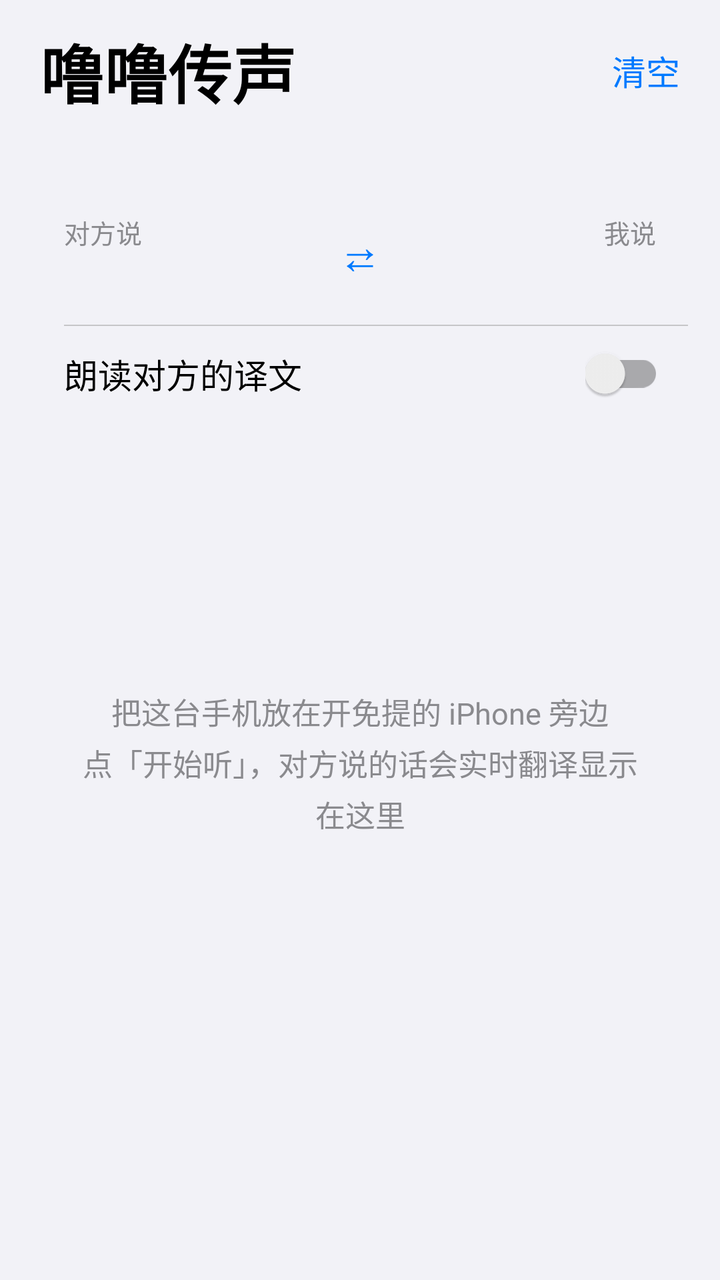
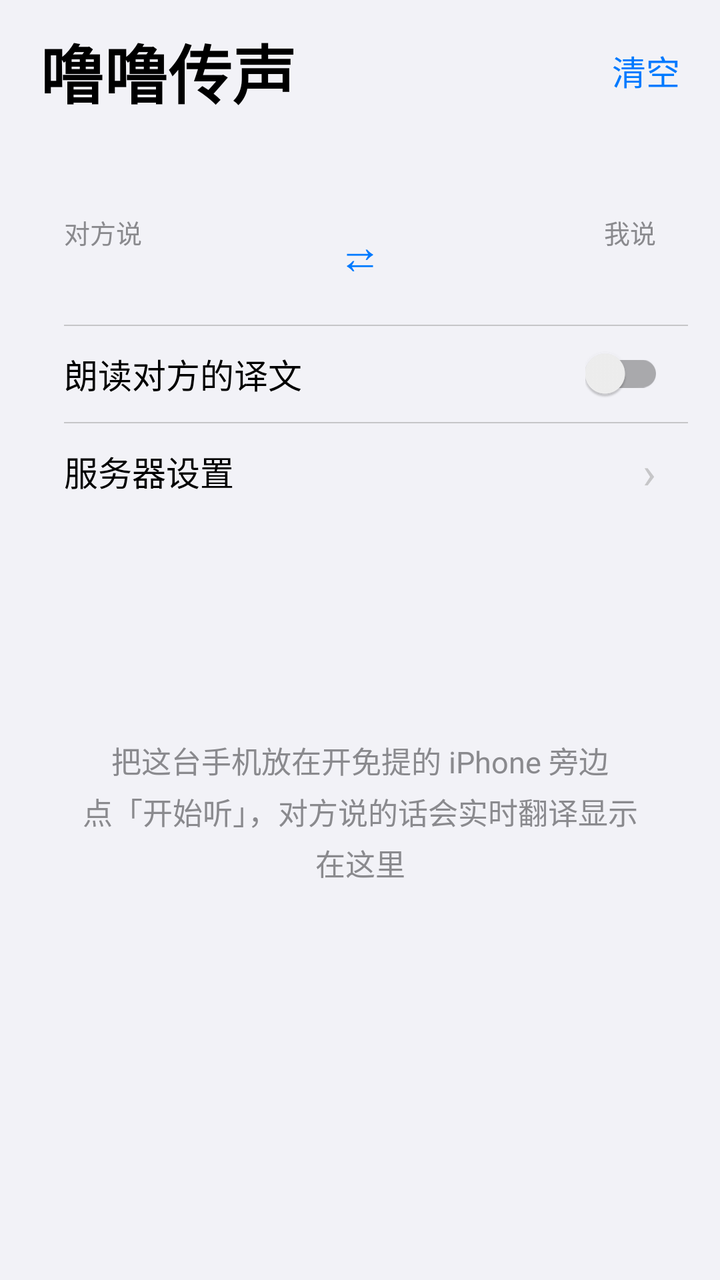

Compare the two renders of this Android layout. The source of the first and the diff that turns it into the second are given below.
<!-- AndroidManifest.xml: application theme AppTheme -->
<!-- res/layout/activity_main.xml -->
<?xml version="1.0" encoding="utf-8"?>
<LinearLayout xmlns:android="http://schemas.android.com/apk/res/android"
    android:layout_width="match_parent"
    android:layout_height="match_parent"
    android:background="@color/bg"
    android:orientation="vertical">

    
    <LinearLayout
        android:layout_width="match_parent"
        android:layout_height="wrap_content"
        android:gravity="center_vertical"
        android:orientation="horizontal"
        android:paddingStart="20dp"
        android:paddingTop="12dp"
        android:paddingEnd="12dp">

        <TextView
            android:layout_width="0dp"
            android:layout_height="wrap_content"
            android:layout_weight="1"
            android:fontFamily="sans-serif-medium"
            android:text="@string/app_name"
            android:textColor="@color/label"
            android:textSize="32sp"
            android:textStyle="bold" />

        <TextView
            android:id="@+id/btnClear"
            android:layout_width="wrap_content"
            android:layout_height="wrap_content"
            android:background="?attr/selectableItemBackgroundBorderless"
            android:minWidth="44dp"
            android:minHeight="44dp"
            android:gravity="center"
            android:paddingStart="8dp"
            android:paddingEnd="8dp"
            android:text="清空"
            android:textColor="@color/accent"
            android:textSize="17sp" />
    </LinearLayout>

    
    <LinearLayout
        android:layout_width="match_parent"
        android:layout_height="wrap_content"
        android:gravity="center_vertical"
        android:orientation="horizontal"
        android:paddingStart="20dp"
        android:paddingTop="2dp"
        android:paddingEnd="20dp">

        <View
            android:id="@+id/dotStatus"
            android:layout_width="8dp"
            android:layout_height="8dp" />

        <TextView
            android:id="@+id/tvStatus"
            android:layout_width="0dp"
            android:layout_height="wrap_content"
            android:layout_marginStart="8dp"
            android:layout_weight="1"
            android:textColor="@color/secondary"
            android:textSize="13sp" />
    </LinearLayout>

    
    <LinearLayout
        android:id="@+id/cardSettings"
        android:layout_width="match_parent"
        android:layout_height="wrap_content"
        android:layout_marginStart="16dp"
        android:layout_marginTop="14dp"
        android:layout_marginEnd="16dp"
        android:orientation="vertical">

        <LinearLayout
            android:layout_width="match_parent"
            android:layout_height="wrap_content"
            android:gravity="center_vertical"
            android:orientation="horizontal"
            android:paddingTop="10dp"
            android:paddingBottom="10dp">

            <LinearLayout
                android:id="@+id/boxTheirs"
                android:layout_width="0dp"
                android:layout_height="wrap_content"
                android:layout_weight="1"
                android:background="?attr/selectableItemBackground"
                android:orientation="vertical"
                android:paddingStart="16dp"
                android:paddingTop="4dp"
                android:paddingEnd="8dp"
                android:paddingBottom="4dp">

                <TextView
                    android:layout_width="wrap_content"
                    android:layout_height="wrap_content"
                    android:text="对方说"
                    android:textColor="@color/secondary"
                    android:textSize="13sp" />

                <TextView
                    android:id="@+id/tvTheirs"
                    android:layout_width="match_parent"
                    android:layout_height="wrap_content"
                    android:fontFamily="sans-serif-medium"
                    android:textColor="@color/accent"
                    android:textSize="17sp" />
            </LinearLayout>

            <TextView
                android:id="@+id/btnSwap"
                android:layout_width="44dp"
                android:layout_height="44dp"
                android:background="?attr/selectableItemBackgroundBorderless"
                android:gravity="center"
                android:text="⇄"
                android:textColor="@color/accent"
                android:textSize="22sp" />

            <LinearLayout
                android:id="@+id/boxMine"
                android:layout_width="0dp"
                android:layout_height="wrap_content"
                android:layout_weight="1"
                android:background="?attr/selectableItemBackground"
                android:gravity="end"
                android:orientation="vertical"
                android:paddingStart="8dp"
                android:paddingTop="4dp"
                android:paddingEnd="16dp"
                android:paddingBottom="4dp">

                <TextView
                    android:layout_width="wrap_content"
                    android:layout_height="wrap_content"
                    android:text="我说"
                    android:textColor="@color/secondary"
                    android:textSize="13sp" />

                <TextView
                    android:id="@+id/tvMine"
                    android:layout_width="match_parent"
                    android:layout_height="wrap_content"
                    android:fontFamily="sans-serif-medium"
                    android:gravity="end"
                    android:textColor="@color/accent"
                    android:textSize="17sp" />
            </LinearLayout>
        </LinearLayout>

        <View
            android:layout_width="match_parent"
            android:layout_height="0.5dp"
            android:layout_marginStart="16dp"
            android:background="@color/separator" />

        <LinearLayout
            android:layout_width="match_parent"
            android:layout_height="wrap_content"
            android:gravity="center_vertical"
            android:minHeight="48dp"
            android:orientation="horizontal"
            android:paddingStart="16dp"
            android:paddingEnd="12dp">

            <TextView
                android:layout_width="0dp"
                android:layout_height="wrap_content"
                android:layout_weight="1"
                android:paddingTop="10dp"
                android:paddingBottom="10dp"
                android:text="朗读对方的译文"
                android:textColor="@color/label"
                android:textSize="17sp" />

            <androidx.appcompat.widget.SwitchCompat
                android:id="@+id/swReadAloud"
                android:layout_width="wrap_content"
                android:layout_height="wrap_content" />
        </LinearLayout>

        
        <LinearLayout
            android:id="@+id/rowGoogle"
            android:layout_width="match_parent"
            android:layout_height="wrap_content"
            android:orientation="vertical"
            android:visibility="gone">

            <View
                android:layout_width="match_parent"
                android:layout_height="0.5dp"
                android:layout_marginStart="16dp"
                android:background="@color/separator" />

            <LinearLayout
                android:layout_width="match_parent"
                android:layout_height="wrap_content"
                android:gravity="center_vertical"
                android:minHeight="48dp"
                android:orientation="horizontal"
                android:paddingStart="16dp"
                android:paddingEnd="12dp">

                <LinearLayout
                    android:layout_width="0dp"
                    android:layout_height="wrap_content"
                    android:layout_weight="1"
                    android:orientation="vertical"
                    android:paddingTop="10dp"
                    android:paddingBottom="10dp">

                    <TextView
                        android:layout_width="wrap_content"
                        android:layout_height="wrap_content"
                        android:text="使用 Google 语音识别"
                        android:textColor="@color/label"
                        android:textSize="17sp" />

                    <TextView
                        android:layout_width="wrap_content"
                        android:layout_height="wrap_content"
                        android:text="更准确，但需要联网；关闭则用内置离线识别"
                        android:textColor="@color/secondary"
                        android:textSize="13sp" />
                </LinearLayout>

                <androidx.appcompat.widget.SwitchCompat
                    android:id="@+id/swGoogle"
                    android:layout_width="wrap_content"
                    android:layout_height="wrap_content" />
            </LinearLayout>
        </LinearLayout>
    </LinearLayout>

    
    <FrameLayout
        android:layout_width="match_parent"
        android:layout_height="0dp"
        android:layout_weight="1">

        <ScrollView
            android:id="@+id/scroll"
            android:layout_width="match_parent"
            android:layout_height="match_parent"
            android:clipToPadding="false"
            android:paddingTop="8dp"
            android:paddingBottom="8dp">

            <LinearLayout
                android:id="@+id/llMessages"
                android:layout_width="match_parent"
                android:layout_height="wrap_content"
                android:orientation="vertical"
                android:paddingStart="16dp"
                android:paddingEnd="16dp" />
        </ScrollView>

        <TextView
            android:id="@+id/tvEmpty"
            android:layout_width="match_parent"
            android:layout_height="wrap_content"
            android:layout_gravity="center"
            android:gravity="center"
            android:lineSpacingExtra="4dp"
            android:paddingStart="40dp"
            android:paddingEnd="40dp"
            android:text="把这台手机放在开免提的 iPhone 旁边\n点「开始听」，对方说的话会实时翻译显示在这里"
            android:textColor="@color/secondary"
            android:textSize="15sp" />
    </FrameLayout>

    
    <LinearLayout
        android:id="@+id/cardLive"
        android:layout_width="match_parent"
        android:layout_height="wrap_content"
        android:layout_marginStart="16dp"
        android:layout_marginEnd="16dp"
        android:orientation="vertical"
        android:paddingStart="16dp"
        android:paddingTop="12dp"
        android:paddingEnd="16dp"
        android:paddingBottom="14dp"
        android:visibility="gone">

        <TextView
            android:id="@+id/tvPartial"
            android:layout_width="match_parent"
            android:layout_height="wrap_content"
            android:maxLines="3"
            android:ellipsize="start"
            android:textColor="@color/secondary"
            android:textSize="15sp" />

        <TextView
            android:id="@+id/tvLiveTrans"
            android:layout_width="match_parent"
            android:layout_height="wrap_content"
            android:layout_marginTop="4dp"
            android:fontFamily="sans-serif-medium"
            android:maxLines="4"
            android:ellipsize="start"
            android:textColor="@color/label"
            android:textSize="22sp" />
    </LinearLayout>

    
    <LinearLayout
        android:layout_width="match_parent"
        android:layout_height="wrap_content"
        android:orientation="horizontal"
        android:paddingStart="16dp"
        android:paddingTop="12dp"
        android:paddingEnd="16dp"
        android:paddingBottom="20dp">

        <TextView
            android:id="@+id/btnListen"
            android:layout_width="0dp"
            android:layout_height="wrap_content"
            android:layout_weight="1"
            android:fontFamily="sans-serif-medium"
            android:gravity="center"
            android:minHeight="56dp"
            android:paddingStart="8dp"
            android:paddingEnd="8dp"
            android:textSize="17sp" />

        <Space
            android:layout_width="12dp"
            android:layout_height="1dp" />

        <TextView
            android:id="@+id/btnTalk"
            android:layout_width="0dp"
            android:layout_height="wrap_content"
            android:layout_weight="1"
            android:fontFamily="sans-serif-medium"
            android:gravity="center"
            android:minHeight="56dp"
            android:paddingStart="8dp"
            android:paddingEnd="8dp"
            android:textSize="17sp" />
    </LinearLayout>
</LinearLayout>
<!-- resources referenced by this layout -->
<resources>
  <color name="accent">#007AFF</color>
  <color name="bg">#F2F2F7</color>
  <color name="label">#000000</color>
  <color name="secondary">#8A8A8E</color>
  <color name="separator">#C6C6C8</color>
  <string name="app_name">噜噜传声</string>
  <style name="AppTheme" parent="Theme.AppCompat.DayNight.DarkActionBar" />
</resources>

<!-- the commit's change to res/layout/activity_main.xml (unified diff, before → after) -->
@@ -183,6 +183,54 @@
                 android:layout_height="wrap_content" />
         </LinearLayout>
 
+        <View
+            android:layout_width="match_parent"
+            android:layout_height="0.5dp"
+            android:layout_marginStart="16dp"
+            android:background="@color/separator" />
+
+        
+        <LinearLayout
+            android:id="@+id/rowServer"
+            android:layout_width="match_parent"
+            android:layout_height="wrap_content"
+            android:background="?attr/selectableItemBackground"
+            android:gravity="center_vertical"
+            android:minHeight="48dp"
+            android:orientation="horizontal"
+            android:paddingStart="16dp"
+            android:paddingEnd="16dp">
+
+            <TextView
+                android:layout_width="wrap_content"
+                android:layout_height="wrap_content"
+                android:paddingTop="10dp"
+                android:paddingBottom="10dp"
+                android:text="服务器设置"
+                android:textColor="@color/label"
+                android:textSize="17sp" />
+
+            <TextView
+                android:id="@+id/tvServerSummary"
+                android:layout_width="0dp"
+                android:layout_height="wrap_content"
+                android:layout_marginStart="12dp"
+                android:layout_weight="1"
+                android:ellipsize="middle"
+                android:gravity="end"
+                android:singleLine="true"
+                android:textColor="@color/secondary"
+                android:textSize="17sp" />
+
+            <TextView
+                android:layout_width="wrap_content"
+                android:layout_height="wrap_content"
+                android:layout_marginStart="6dp"
+                android:text="›"
+                android:textColor="@color/separator"
+                android:textSize="22sp" />
+        </LinearLayout>
+
         
         <LinearLayout
             android:id="@+id/rowGoogle"
